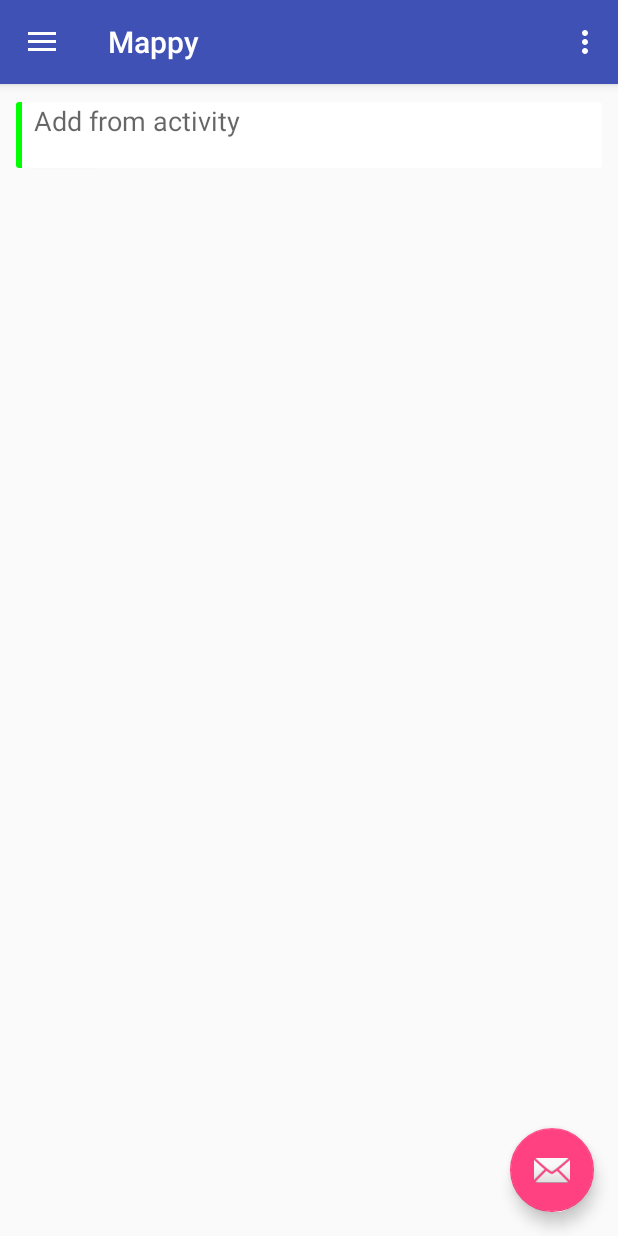
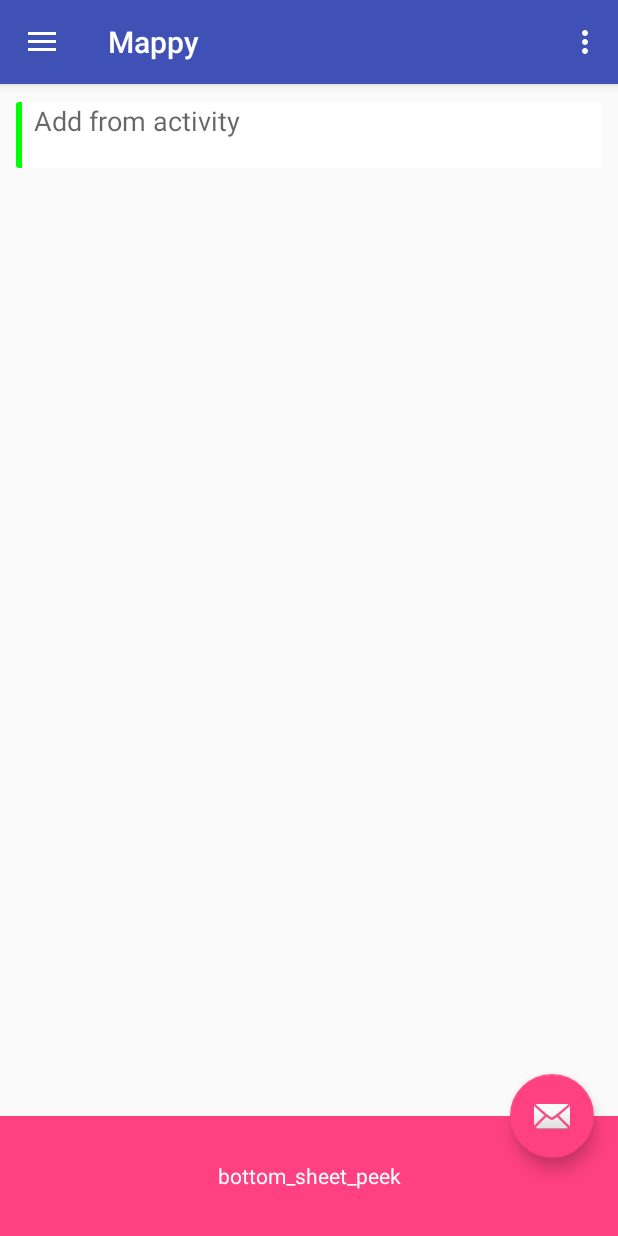
Before and after one commit to Stachel/Mappy, an Android app: the screen it shows after launch (MainActivity), after a tap on "Import", on a phone screen of 412 x 824 dp. Run offline under Robolectric (Android 15) with nearby library versions, the phone set to English and light mode, and no system bars; our stand-ins replace Room's generated code; libraries missing offline, so code that uses them is left out: com.facebook.stetho; 3 statements that could not run were skipped; 2 other taps on this screen came first.

Commit message:
add bottom sheet

```diff
--- a/app/build.gradle
+++ b/app/build.gradle
@@ -23,6 +23,7 @@ dependencies {
 
     implementation fileTree(dir: 'libs', include: ['*.jar'])
     implementation 'androidx.appcompat:appcompat:1.0.0'
+    implementation 'com.google.android.material:material:1.0.0'
     implementation 'androidx.cardview:cardview:1.0.0'
     implementation 'com.google.android.gms:play-services-maps:15.0.1'
 
--- a/app/src/main/java/ru/rinastachel/mappy/ui/MainActivity.java
+++ b/app/src/main/java/ru/rinastachel/mappy/ui/MainActivity.java
@@ -6,13 +6,16 @@ import android.os.Bundle;
 import android.view.Menu;
 import android.view.MenuItem;
 import android.view.View;
+import android.widget.LinearLayout;
 
+import com.google.android.material.bottomsheet.BottomSheetBehavior;
 import com.google.android.material.floatingactionbutton.FloatingActionButton;
 import com.google.android.material.navigation.NavigationView;
 import com.google.android.material.snackbar.Snackbar;
 
 import java.util.List;
 
+import androidx.annotation.NonNull;
 import androidx.annotation.Nullable;
 import androidx.appcompat.app.ActionBarDrawerToggle;
 import androidx.appcompat.app.AppCompatActivity;
@@ -46,7 +49,7 @@ public class MainActivity extends AppCompatActivity implements NavigationView.On
         Toolbar toolbar = (Toolbar) findViewById(R.id.toolbar);
         setSupportActionBar(toolbar);
 
-        FloatingActionButton fab = (FloatingActionButton) findViewById(R.id.fab);
+        final FloatingActionButton fab = (FloatingActionButton) findViewById(R.id.fab);
         fab.setOnClickListener(new View.OnClickListener() {
             @Override
             public void onClick(View view) {
@@ -81,6 +84,35 @@ public class MainActivity extends AppCompatActivity implements NavigationView.On
         adapter = new TaskListAdapter(this);
         recyclerView.setAdapter(adapter);
         recyclerView.setLayoutManager(new LinearLayoutManager(this));
+
+
+        // получение вью нижнего экрана
+        LinearLayout llBottomSheet = (LinearLayout) findViewById(R.id.bottom_sheet);
+
+
+        BottomSheetBehavior bottomSheetBehavior = BottomSheetBehavior.from(llBottomSheet);
+        /*bottomSheetBehavior.setState(BottomSheetBehavior.STATE_COLLAPSED);
+        bottomSheetBehavior.setState(BottomSheetBehavior.STATE_EXPANDED);
+        bottomSheetBehavior.setState(BottomSheetBehavior.STATE_HIDDEN);*/
+
+        // настройка максимальной высоты
+        //bottomSheetBehavior.setPeekHeight(340);
+
+        // настройка возможности скрыть элемент при свайпе вниз
+        bottomSheetBehavior.setHideable(false);
+
+        // настройка колбэков при изменениях
+        bottomSheetBehavior.setBottomSheetCallback(new BottomSheetBehavior.BottomSheetCallback() {
+            @Override
+            public void onStateChanged(@NonNull View bottomSheet, int newState) {
+
+            }
+
+            @Override
+            public void onSlide(@NonNull View bottomSheet, float slideOffset) {
+                fab.animate().scaleX(1 - slideOffset).scaleY(1 - slideOffset).setDuration(0).start();
+            }
+        });
     }
 
     @Override
--- a/app/src/main/res/layout/app_bar_main.xml
+++ b/app/src/main/res/layout/app_bar_main.xml
@@ -23,12 +23,15 @@
 
     <include layout="@layout/content_main"/>
 
+    <include layout="@layout/layout_bottom" />
+
     <com.google.android.material.floatingactionbutton.FloatingActionButton
         android:id="@+id/fab"
         android:layout_width="wrap_content"
         android:layout_height="wrap_content"
-        android:layout_gravity="bottom|end"
-        android:layout_margin="@dimen/fab_margin"
+        android:layout_margin="@dimen/activity_vertical_margin"
+        app:layout_anchor="@+id/bottom_sheet"
+        app:layout_anchorGravity="top|end"
         app:srcCompat="@android:drawable/ic_dialog_email"/>
 
 </androidx.coordinatorlayout.widget.CoordinatorLayout>
--- /dev/null
+++ b/app/src/main/res/layout/layout_bottom.xml
@@ -0,0 +1,28 @@
+<?xml version="1.0" encoding="utf-8"?>
+<LinearLayout xmlns:android="http://schemas.android.com/apk/res/android"
+              xmlns:app="http://schemas.android.com/apk/res-auto"
+              android:id="@+id/bottom_sheet"
+              android:layout_width="match_parent"
+              android:layout_height="340dp"
+              android:background="@android:color/darker_gray"
+              android:orientation="vertical"
+              app:behavior_hideable="true"
+              app:behavior_peekHeight="80dp"
+              app:layout_behavior="com.google.android.material.bottomsheet.BottomSheetBehavior">
+
+    <TextView
+        android:layout_width="match_parent"
+        android:layout_height="80dp"
+        android:background="@color/colorAccent"
+        android:gravity="center"
+        android:text="bottom_sheet_peek"
+        android:textColor="@android:color/white" />
+
+    <TextView
+        android:layout_width="match_parent"
+        android:layout_height="match_parent"
+        android:gravity="center"
+        android:text="bottom_sheet_content"
+        android:textColor="@android:color/white" />
+
+</LinearLayout>
```
